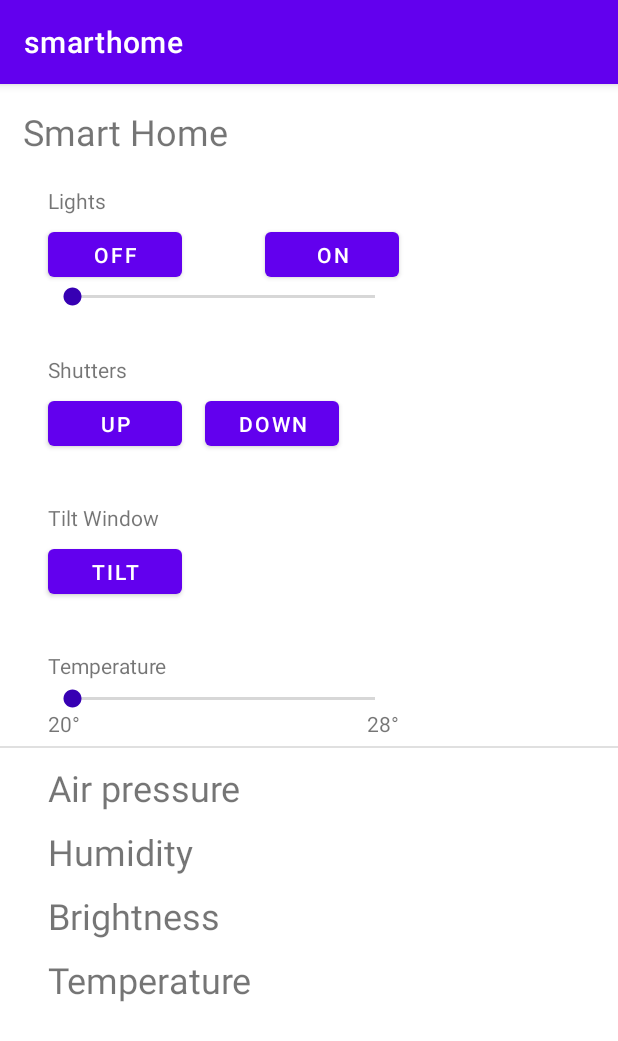
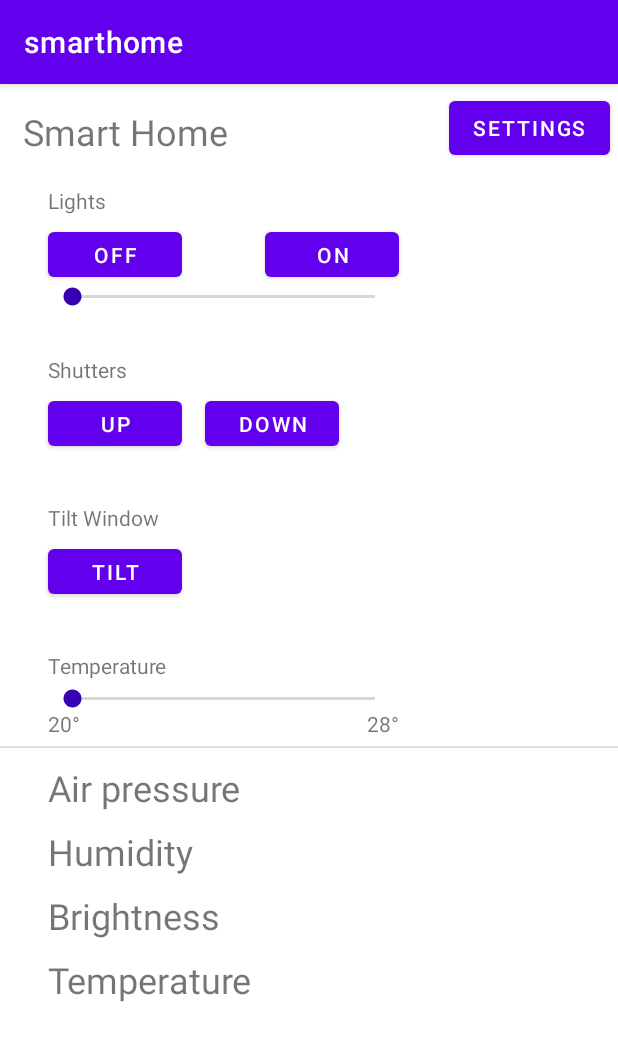
Before and after one commit to metrickz/SmartHome, an Android app: the screen it shows after launch (MainActivity), on a phone screen of 412 x 824 dp. Shown: the top 1041 px of the screen. Run offline under Robolectric (Android 15) with nearby library versions, the phone set to English and light mode, and no system bars.

Commit message:
Settings added to android app

```diff
--- a/SmartHomeAndroid/app/src/main/AndroidManifest.xml
+++ b/SmartHomeAndroid/app/src/main/AndroidManifest.xml
@@ -11,6 +11,7 @@
         android:roundIcon="@mipmap/ic_launcher_round"
         android:supportsRtl="true"
         android:theme="@style/Theme.Smarthome">
+        <activity android:name=".Settings"></activity>
         <activity android:name=".MainActivity">
             <intent-filter>
                 <action android:name="android.intent.action.MAIN" />
--- a/SmartHomeAndroid/app/src/main/java/com/obert/smarthome/MainActivity.java
+++ b/SmartHomeAndroid/app/src/main/java/com/obert/smarthome/MainActivity.java
@@ -2,6 +2,9 @@ package com.obert.smarthome;
 
 import androidx.appcompat.app.AppCompatActivity;
 
+import android.content.Context;
+import android.content.Intent;
+import android.content.SharedPreferences;
 import android.os.Bundle;
 import android.util.Log;
 import android.view.View;
@@ -10,7 +13,7 @@ import android.widget.SeekBar;
 
 public class MainActivity extends AppCompatActivity {
 
-    Button lightsOff, lightsOn, shuttersUp, shuttersDown, tiltWindow;
+    Button lightsOff, lightsOn, shuttersUp, shuttersDown, tiltWindow, btn_settings;
     SeekBar light, setTemp;
 
     @Override
@@ -24,13 +27,19 @@ public class MainActivity extends AppCompatActivity {
         shuttersUp = findViewById(R.id.btn_shuttersUp);
         shuttersDown = findViewById(R.id.btn_shuttersDown);
         tiltWindow = findViewById(R.id.btn_tiltWindow);
+        btn_settings = findViewById(R.id.btn_settings);
 
         // Seekbars
         light = findViewById(R.id.seekBar_light);
         setTemp = findViewById(R.id.seekBar_setTemp);
 
-
-
+        btn_settings.setOnClickListener(new View.OnClickListener() {
+            @Override
+            public void onClick(View view) {
+                Intent intent = new Intent(MainActivity.this, Settings.class);
+                startActivity(intent);
+            }
+        });
 
 
        lightsOff.setOnClickListener(new View.OnClickListener() {
--- a/SmartHomeAndroid/app/src/main/java/com/obert/smarthome/Sender.java
+++ b/SmartHomeAndroid/app/src/main/java/com/obert/smarthome/Sender.java
@@ -14,12 +14,14 @@ public class Sender extends AsyncTask<String, Void, Void> {
     DataOutputStream dataOutputStream;
     PrintWriter printWriter;
 
+
     @Override
     protected Void doInBackground(String... voids) {
 
         String data = voids[0];
 
         try {
+
             socket = new Socket("10.0.2.2",1337);
             printWriter = new PrintWriter(socket.getOutputStream());
             printWriter.println(data);
--- a/SmartHomeAndroid/app/src/main/res/layout/activity_main.xml
+++ b/SmartHomeAndroid/app/src/main/res/layout/activity_main.xml
@@ -187,4 +187,14 @@
         android:textSize="24sp"
         app:layout_constraintStart_toStartOf="@+id/lbl_brightness"
         app:layout_constraintTop_toBottomOf="@+id/lbl_brightness" />
+
+    <Button
+        android:id="@+id/btn_settings"
+        android:layout_width="wrap_content"
+        android:layout_height="wrap_content"
+        android:layout_marginTop="5dp"
+        android:layout_marginEnd="5dp"
+        android:text="Settings"
+        app:layout_constraintEnd_toEndOf="parent"
+        app:layout_constraintTop_toTopOf="parent" />
 </androidx.constraintlayout.widget.ConstraintLayout>
```
Also changed, not shown: SmartHomeAndroid/app/src/main/java/com/obert/smarthome/Settings.java (added, +56 -0 lines), SmartHomeAndroid/app/src/main/res/layout/settings.xml (added, +44 -0 lines), 2 other files.
